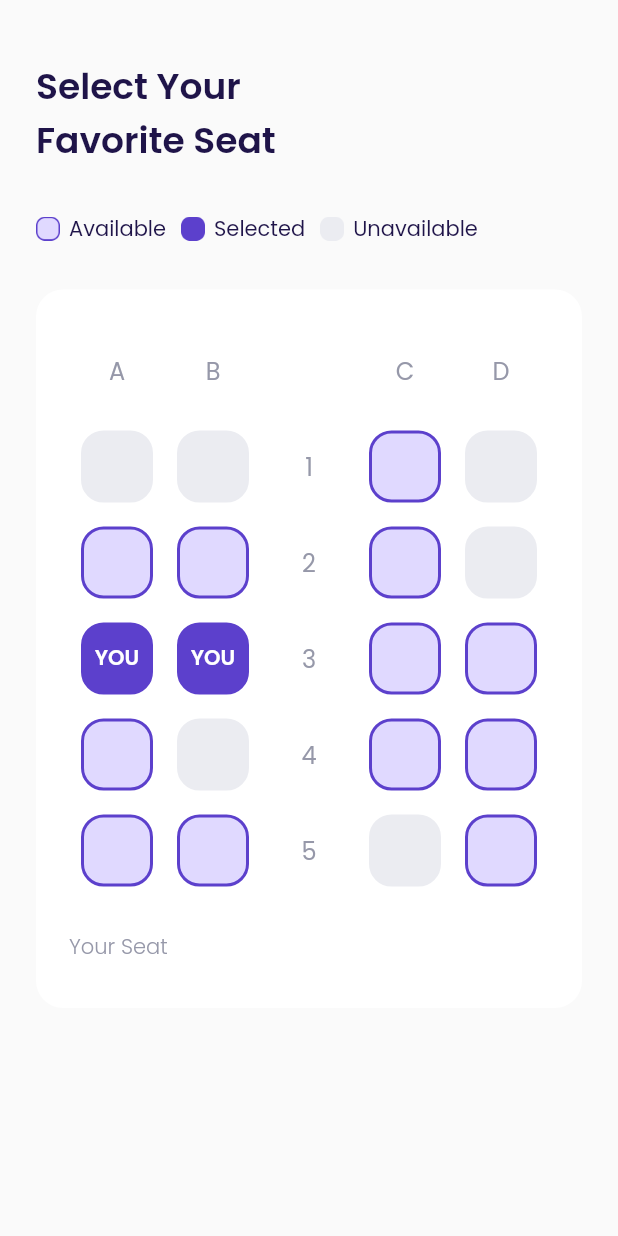
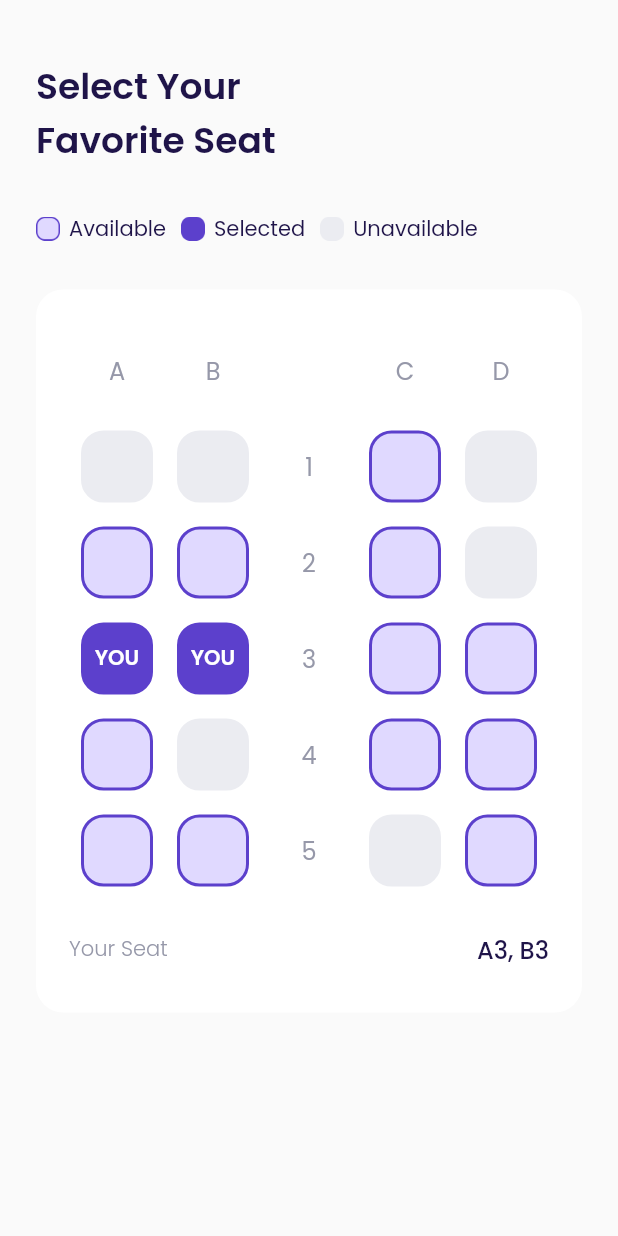
Before and after one commit to Nemuru-san/airplane_projek, a Flutter app: the chooseSeatPage screen opened directly, on a phone screen of 412 x 824 dp. Run offline on Flutter 3.47's test engine with Material 2 defaults, Android fonts, the phone set to English and light mode, and no system bars; our stand-ins replace google_fonts.

```diff
--- a/lib/ui/pages/chooseSeatPage.dart
+++ b/lib/ui/pages/chooseSeatPage.dart
@@ -345,6 +345,7 @@ class chooseSeatPage extends StatelessWidget {
             Container(
               margin: EdgeInsets.only(top: 30),
               child: Row(
+                mainAxisAlignment: MainAxisAlignment.spaceBetween,
                 children: [
                   Text(
                     'Your Seat',
@@ -352,9 +353,19 @@ class chooseSeatPage extends StatelessWidget {
                       fontWeight: light,
                     ),
                   ),
+                  Text(
+                    'A3, B3',
+                    style: blackTextStyle.copyWith(
+                      fontSize: 16,
+                      fontWeight: medium,
+                    ),
+                  ),
                 ],
               ),
-            )
+            ),
+
+            // your price
+            Container()
           ],
         ),
       );
```
